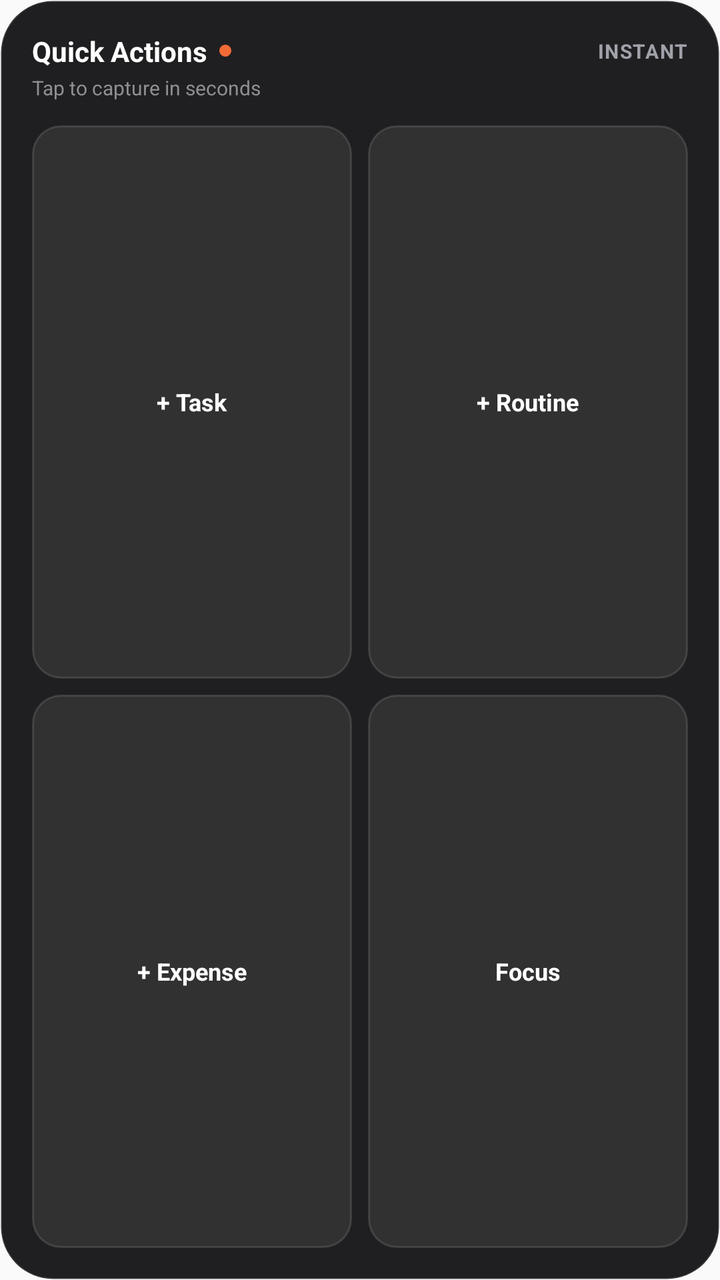
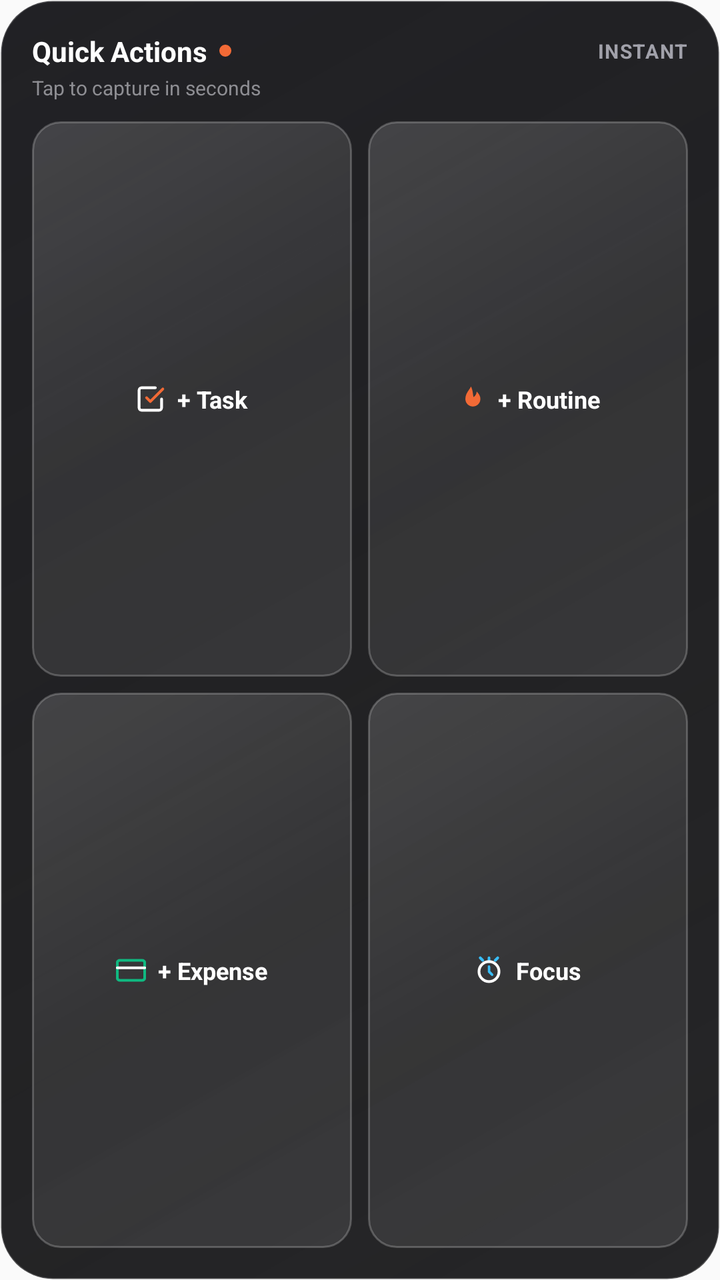

The first picture is an Android layout as it rendered before a commit; the second is the same layout after the commit. The layout source and the unified diff follow.
<!-- AndroidManifest.xml: application theme AppTheme -->
<!-- res/layout/taskify_quick_widget.xml -->
<?xml version="1.0" encoding="utf-8"?>
<LinearLayout xmlns:android="http://schemas.android.com/apk/res/android"
    android:id="@+id/widget_quick_root"
    android:layout_width="match_parent"
    android:layout_height="match_parent"
    android:orientation="vertical"
    android:padding="16dp"
    android:background="@drawable/taskify_widget_background">

    
    <LinearLayout
        android:id="@+id/widget_quick_header"
        android:layout_width="match_parent"
        android:layout_height="wrap_content"
        android:layout_marginBottom="12dp"
        android:orientation="vertical">

        <LinearLayout
            android:layout_width="match_parent"
            android:layout_height="wrap_content"
            android:orientation="horizontal"
            android:gravity="center_vertical">

            <TextView
                android:layout_width="wrap_content"
                android:layout_height="wrap_content"
                android:text="Quick Actions"
                android:textColor="#FFFFFF"
                android:textSize="14sp"
                android:textStyle="bold" />

            <ImageView
                android:layout_width="6dp"
                android:layout_height="6dp"
                android:layout_marginLeft="6dp"
                android:layout_marginStart="6dp"
                android:src="@drawable/taskify_ic_dot_orange" />

            <FrameLayout
                android:layout_width="0dp"
                android:layout_height="1dp"
                android:layout_weight="1" />

            <TextView
                android:layout_width="wrap_content"
                android:layout_height="wrap_content"
                android:text="INSTANT"
                android:textColor="#A1A1AA"
                android:textSize="10sp"
                android:textStyle="bold"
                android:letterSpacing="0.05" />
        </LinearLayout>

        <TextView
            android:layout_width="wrap_content"
            android:layout_height="wrap_content"
            android:layout_marginTop="2dp"
            android:text="Tap to capture in seconds"
            android:textColor="#8E8E93"
            android:textSize="10sp" />
    </LinearLayout>

    
    <LinearLayout
        android:layout_width="match_parent"
        android:layout_height="0dp"
        android:layout_weight="1"
        android:orientation="vertical">

        
        <LinearLayout
            android:layout_width="match_parent"
            android:layout_height="0dp"
            android:layout_weight="1"
            android:layout_marginBottom="8dp"
            android:orientation="horizontal">

            <LinearLayout
                android:id="@+id/btn_quick_task"
                android:layout_width="0dp"
                android:layout_height="match_parent"
                android:layout_weight="1"
                android:layout_marginRight="4dp"
                android:layout_marginEnd="4dp"
                android:gravity="center"
                android:orientation="horizontal"
                android:paddingLeft="10dp"
                android:paddingRight="10dp"
                android:background="@drawable/taskify_quick_btn_bg">

                <TextView
                    android:layout_width="wrap_content"
                    android:layout_height="wrap_content"
                    android:text="+ Task"
                    android:textColor="#FFFFFF"
                    android:textSize="12sp"
                    android:textStyle="bold" />
            </LinearLayout>

            <LinearLayout
                android:id="@+id/btn_quick_routine"
                android:layout_width="0dp"
                android:layout_height="match_parent"
                android:layout_weight="1"
                android:layout_marginLeft="4dp"
                android:layout_marginStart="4dp"
                android:gravity="center"
                android:orientation="horizontal"
                android:paddingLeft="10dp"
                android:paddingRight="10dp"
                android:background="@drawable/taskify_quick_btn_bg">

                <TextView
                    android:layout_width="wrap_content"
                    android:layout_height="wrap_content"
                    android:text="+ Routine"
                    android:textColor="#FFFFFF"
                    android:textSize="12sp"
                    android:textStyle="bold" />
            </LinearLayout>
        </LinearLayout>

        
        <LinearLayout
            android:layout_width="match_parent"
            android:layout_height="0dp"
            android:layout_weight="1"
            android:orientation="horizontal">

            <LinearLayout
                android:id="@+id/btn_quick_expense"
                android:layout_width="0dp"
                android:layout_height="match_parent"
                android:layout_weight="1"
                android:layout_marginRight="4dp"
                android:layout_marginEnd="4dp"
                android:gravity="center"
                android:orientation="horizontal"
                android:paddingLeft="10dp"
                android:paddingRight="10dp"
                android:background="@drawable/taskify_quick_btn_bg">

                <TextView
                    android:layout_width="wrap_content"
                    android:layout_height="wrap_content"
                    android:text="+ Expense"
                    android:textColor="#FFFFFF"
                    android:textSize="12sp"
                    android:textStyle="bold" />
            </LinearLayout>

            <LinearLayout
                android:id="@+id/btn_quick_focus"
                android:layout_width="0dp"
                android:layout_height="match_parent"
                android:layout_weight="1"
                android:layout_marginLeft="4dp"
                android:layout_marginStart="4dp"
                android:gravity="center"
                android:orientation="horizontal"
                android:paddingLeft="10dp"
                android:paddingRight="10dp"
                android:background="@drawable/taskify_quick_btn_bg">

                <TextView
                    android:layout_width="wrap_content"
                    android:layout_height="wrap_content"
                    android:text="Focus"
                    android:textColor="#FFFFFF"
                    android:textSize="12sp"
                    android:textStyle="bold" />
            </LinearLayout>
        </LinearLayout>
    </LinearLayout>
</LinearLayout>
<!-- resources referenced by this layout -->
<resources>
  <!-- drawable taskify_quick_btn_bg (drawable) -->
  <?xml version="1.0" encoding="utf-8"?>
  <shape xmlns:android="http://schemas.android.com/apk/res/android"
      android:shape="rectangle">
      
      <solid android:color="#14FFFFFF" />
      <corners android:radius="14dp" />
      <stroke
          android:width="1dp"
          android:color="#20FFFFFF" />
  </shape>
  <!-- drawable taskify_widget_background (drawable) -->
  <?xml version="1.0" encoding="utf-8"?>
  <shape xmlns:android="http://schemas.android.com/apk/res/android"
      android:shape="rectangle">
      
      <solid android:color="#F2141416" />
      <corners android:radius="26dp" />
      
      <stroke
          android:width="1dp"
          android:color="#26FFFFFF" />
  </shape>
  <!-- unchanged entries left out for length: 2 -->
</resources>

<!-- the commit's change to res/layout/taskify_quick_widget.xml (unified diff, before → after) -->
@@ -12,7 +12,7 @@
         android:id="@+id/widget_quick_header"
         android:layout_width="match_parent"
         android:layout_height="wrap_content"
-        android:layout_marginBottom="12dp"
+        android:layout_marginBottom="10dp"
         android:orientation="vertical">
 
         <LinearLayout
@@ -88,9 +88,16 @@
                 android:paddingRight="10dp"
                 android:background="@drawable/taskify_quick_btn_bg">
 
-                <TextView
-                    android:layout_width="wrap_content"
-                    android:layout_height="wrap_content"
+                <ImageView
+                    android:layout_width="15dp"
+                    android:layout_height="15dp"
+                    android:src="@drawable/taskify_ic_action_task" />
+
+                <TextView
+                    android:layout_width="wrap_content"
+                    android:layout_height="wrap_content"
+                    android:layout_marginLeft="6dp"
+                    android:layout_marginStart="6dp"
                     android:text="+ Task"
                     android:textColor="#FFFFFF"
                     android:textSize="12sp"
@@ -110,9 +117,16 @@
                 android:paddingRight="10dp"
                 android:background="@drawable/taskify_quick_btn_bg">
 
-                <TextView
-                    android:layout_width="wrap_content"
-                    android:layout_height="wrap_content"
+                <ImageView
+                    android:layout_width="15dp"
+                    android:layout_height="15dp"
+                    android:src="@drawable/taskify_ic_action_routine" />
+
+                <TextView
+                    android:layout_width="wrap_content"
+                    android:layout_height="wrap_content"
+                    android:layout_marginLeft="6dp"
+                    android:layout_marginStart="6dp"
                     android:text="+ Routine"
                     android:textColor="#FFFFFF"
                     android:textSize="12sp"
@@ -140,9 +154,16 @@
                 android:paddingRight="10dp"
                 android:background="@drawable/taskify_quick_btn_bg">
 
-                <TextView
-                    android:layout_width="wrap_content"
-                    android:layout_height="wrap_content"
+                <ImageView
+                    android:layout_width="15dp"
+                    android:layout_height="15dp"
+                    android:src="@drawable/taskify_ic_action_expense" />
+
+                <TextView
+                    android:layout_width="wrap_content"
+                    android:layout_height="wrap_content"
+                    android:layout_marginLeft="6dp"
+                    android:layout_marginStart="6dp"
                     android:text="+ Expense"
                     android:textColor="#FFFFFF"
                     android:textSize="12sp"
@@ -162,9 +183,16 @@
                 android:paddingRight="10dp"
                 android:background="@drawable/taskify_quick_btn_bg">
 
-                <TextView
-                    android:layout_width="wrap_content"
-                    android:layout_height="wrap_content"
+                <ImageView
+                    android:layout_width="15dp"
+                    android:layout_height="15dp"
+                    android:src="@drawable/taskify_ic_action_focus" />
+
+                <TextView
+                    android:layout_width="wrap_content"
+                    android:layout_height="wrap_content"
+                    android:layout_marginLeft="6dp"
+                    android:layout_marginStart="6dp"
                     android:text="Focus"
                     android:textColor="#FFFFFF"
                     android:textSize="12sp"
<!-- resource entries referenced after the edit -->
@@ -1,27 +1,124 @@
 <!-- resources referenced by this layout -->
 <resources>
+  <!-- drawable taskify_ic_action_expense (drawable) -->
+  <?xml version="1.0" encoding="utf-8"?>
+  <vector xmlns:android="http://schemas.android.com/apk/res/android"
+      android:width="16dp"
+      android:height="16dp"
+      android:viewportWidth="24"
+      android:viewportHeight="24">
+      
+      <path
+          android:fillColor="#00000000"
+          android:strokeColor="#10B981"
+          android:strokeWidth="2.2"
+          android:strokeLineCap="round"
+          android:strokeLineJoin="round"
+          android:pathData="M21,4H3C1.89,4 1,4.89 1,6v12c0,1.11 0.89,2 2,2h18c1.11,0 2,-0.89 2,-2V6C23,4.89 22.11,4 21,4z" />
+      <path
+          android:fillColor="#00000000"
+          android:strokeColor="#FFFFFF"
+          android:strokeWidth="2.2"
+          android:strokeLineCap="round"
+          android:strokeLineJoin="round"
+          android:pathData="M1,10h22" />
+  </vector>
+  <!-- drawable taskify_ic_action_focus (drawable) -->
+  <?xml version="1.0" encoding="utf-8"?>
+  <vector xmlns:android="http://schemas.android.com/apk/res/android"
+      android:width="16dp"
+      android:height="16dp"
+      android:viewportWidth="24"
+      android:viewportHeight="24">
+      
+      <path
+          android:fillColor="#00000000"
+          android:strokeColor="#38BDF8"
+          android:strokeWidth="2.2"
+          android:strokeLineCap="round"
+          android:strokeLineJoin="round"
+          android:pathData="M12,2v3M5,2l2,2M19,2l-2,2" />
+      <path
+          android:fillColor="#00000000"
+          android:strokeColor="#FFFFFF"
+          android:strokeWidth="2.2"
+          android:strokeLineCap="round"
+          android:strokeLineJoin="round"
+          android:pathData="M12,21a8,8 0 1,0 0,-16 8,8 0 0,0 0,16z" />
+      <path
+          android:fillColor="#00000000"
+          android:strokeColor="#38BDF8"
+          android:strokeWidth="2"
+          android:strokeLineCap="round"
+          android:strokeLineJoin="round"
+          android:pathData="M12,9v4l2.5,2.5" />
+  </vector>
+  <!-- drawable taskify_ic_action_routine (drawable) -->
+  <?xml version="1.0" encoding="utf-8"?>
+  <vector xmlns:android="http://schemas.android.com/apk/res/android"
+      android:width="16dp"
+      android:height="16dp"
+      android:viewportWidth="24"
+      android:viewportHeight="24">
+      
+      <path
+          android:fillColor="#F26A36"
+          android:pathData="M12,2C10.5,5 7.5,7.5 7.5,12c0,3.31 2.69,6 6,6s6,-2.69 6,-6c0,-2.5 -1.5,-4.5 -3,-6 0,2 -1,3.5 -2.5,4.5C13.5,8.5 13.5,5 12,2z" />
+  </vector>
+  <!-- drawable taskify_ic_action_task (drawable) -->
+  <?xml version="1.0" encoding="utf-8"?>
+  <vector xmlns:android="http://schemas.android.com/apk/res/android"
+      android:width="16dp"
+      android:height="16dp"
+      android:viewportWidth="24"
+      android:viewportHeight="24">
+      <path
+          android:fillColor="#00000000"
+          android:strokeColor="#F26A36"
+          android:strokeWidth="2.2"
+          android:strokeLineCap="round"
+          android:strokeLineJoin="round"
+          android:pathData="M9,11l3,3L22,4" />
+      <path
+          android:fillColor="#00000000"
+          android:strokeColor="#FFFFFF"
+          android:strokeWidth="2.2"
+          android:strokeLineCap="round"
+          android:strokeLineJoin="round"
+          android:pathData="M21,12v7a2,2 0 0,1 -2,2H5a2,2 0 0,1 -2,-2V5a2,2 0 0,1 2,-2h11" />
+  </vector>
   <!-- drawable taskify_quick_btn_bg (drawable) -->
   <?xml version="1.0" encoding="utf-8"?>
   <shape xmlns:android="http://schemas.android.com/apk/res/android"
       android:shape="rectangle">
       
-      <solid android:color="#14FFFFFF" />
+      <gradient
+          android:startColor="#28FFFFFF"
+          android:centerColor="#14FFFFFF"
+          android:endColor="#18FFFFFF"
+          android:angle="315"
+          android:type="linear" />
       <corners android:radius="14dp" />
       <stroke
           android:width="1dp"
-          android:color="#20FFFFFF" />
+          android:color="#38FFFFFF" />
   </shape>
   <!-- drawable taskify_widget_background (drawable) -->
   <?xml version="1.0" encoding="utf-8"?>
   <shape xmlns:android="http://schemas.android.com/apk/res/android"
       android:shape="rectangle">
       
-      <solid android:color="#F2141416" />
+      <gradient
+          android:startColor="#F518181C"
+          android:centerColor="#F0141416"
+          android:endColor="#E8101012"
+          android:angle="315"
+          android:type="linear" />
       <corners android:radius="26dp" />
       
       <stroke
           android:width="1dp"
-          android:color="#26FFFFFF" />
+          android:color="#33FFFFFF" />
   </shape>
   <!-- unchanged entries left out for length: 2 -->
 </resources>
